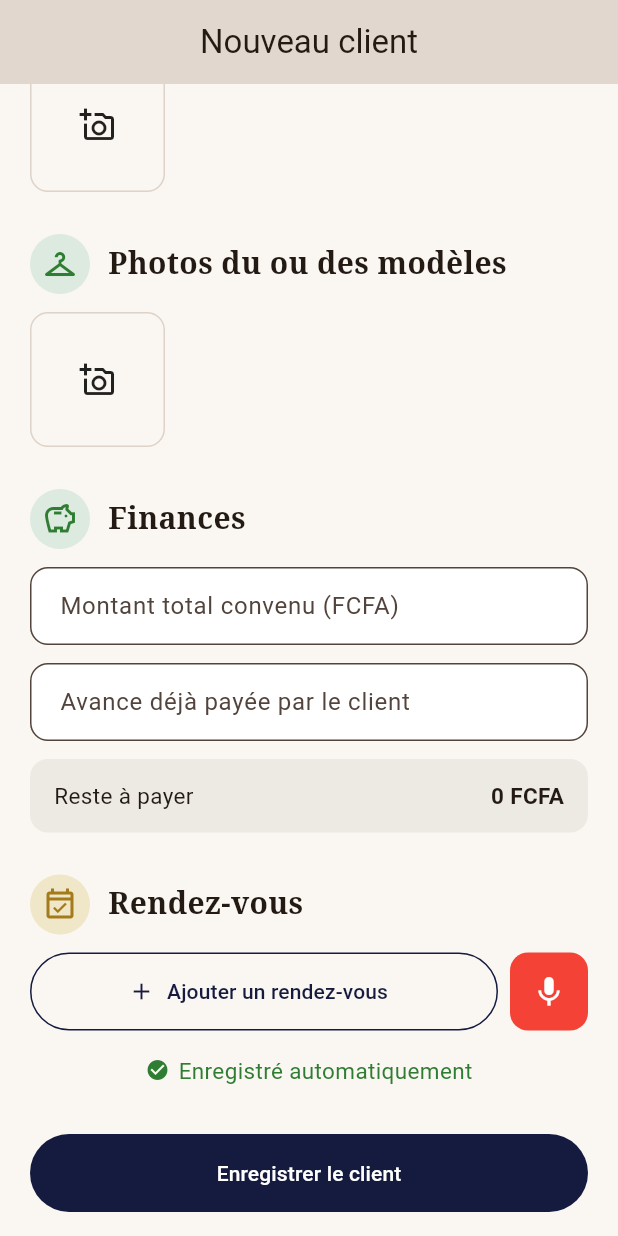
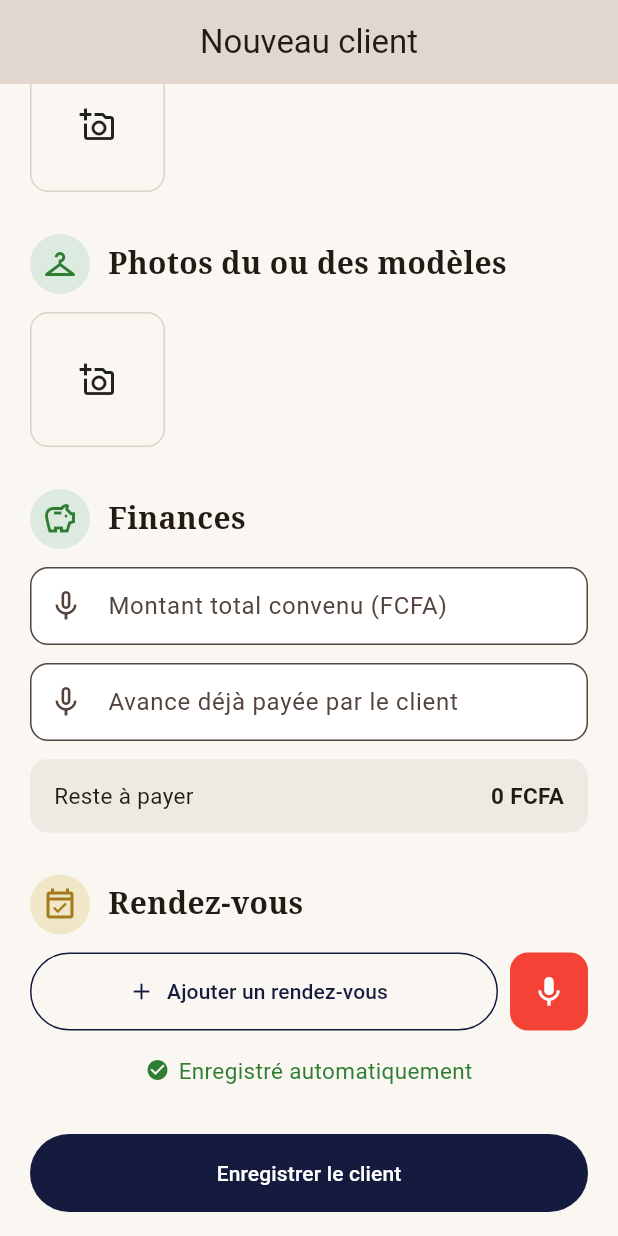
Before and after one commit to ouattaradanou-debug/forevercare-ai, a Flutter app: the EcranNouveauClient screen opened by its route, scrolled down 556 dp, after a tap on the "mic none" icon, on a phone screen of 412 x 824 dp. Run offline on Flutter 3.47's test engine with Material 3 defaults, Android fonts, the phone set to English and light mode, and no system bars; our stand-ins replace audioplayers, connectivity_plus, drift, flutter_image_compress, flutter_local_notifications, flutter_riverpod and 12 more; missing offline and left inert: record; accounts and stored records are empty; generated files the repository leaves out were written again.

Commit message:
feat(atelier_plus): dictée vocale pour Montant total et Avance
Même mécanisme que Nom/Téléphone : icône micro devant chaque champ,
chiffres uniquement conservés. "Reste à payer" se met à jour et
l'enregistrement automatique des finances se déclenche aussi en fin de
dictée (pas seulement à la saisie manuelle).

```diff
--- a/atelier_plus/lib/features/clients/presentation/ecran_nouveau_client.dart
+++ b/atelier_plus/lib/features/clients/presentation/ecran_nouveau_client.dart
@@ -125,6 +125,11 @@ class _EcranNouveauClientState extends ConsumerState<EcranNouveauClient> {
         }
         controleur.text = texte;
         controleur.selection = TextSelection.collapsed(offset: controleur.text.length);
+        // Nécessaire pour les champs Finances : "Reste à payer" lit
+        // directement les contrôleurs dans build() et ne se rafraîchit
+        // sinon pas lors d'une mise à jour par dictée (contrairement à la
+        // saisie manuelle, qui passe par onChanged).
+        if (mounted) setState(() {});
       },
     );
   }
@@ -142,6 +147,7 @@ class _EcranNouveauClientState extends ConsumerState<EcranNouveauClient> {
           final champTermine = _champEnDictee;
           setState(() => _champEnDictee = null);
           if (champTermine == 'rendezvous') _traiterDicteeRendezVous();
+          if (champTermine == 'montant' || champTermine == 'avance') _enregistrerFinances();
         }
       },
       onError: (_) {
@@ -572,7 +578,18 @@ class _EcranNouveauClientState extends ConsumerState<EcranNouveauClient> {
                   TextField(
                     controller: _montantTotalCtrl,
                     keyboardType: const TextInputType.numberWithOptions(decimal: true),
-                    decoration: const InputDecoration(labelText: 'Montant total convenu (FCFA)'),
+                    decoration: InputDecoration(
+                      labelText: 'Montant total convenu (FCFA)',
+                      prefixIcon: IconButton(
+                        icon: Icon(_champEnDictee == 'montant' ? Icons.mic : Icons.mic_none),
+                        color: _champEnDictee == 'montant' ? Colors.red : null,
+                        onPressed: () => _basculerDictee(
+                          'montant',
+                          _montantTotalCtrl,
+                          chiffresSeulement: true,
+                        ),
+                      ),
+                    ),
                     onChanged: (_) => setState(() {}),
                     onEditingComplete: _enregistrerFinances,
                   ),
@@ -580,8 +597,18 @@ class _EcranNouveauClientState extends ConsumerState<EcranNouveauClient> {
                   TextField(
                     controller: _avanceCtrl,
                     keyboardType: const TextInputType.numberWithOptions(decimal: true),
-                    decoration:
-                        const InputDecoration(labelText: 'Avance déjà payée par le client'),
+                    decoration: InputDecoration(
+                      labelText: 'Avance déjà payée par le client',
+                      prefixIcon: IconButton(
+                        icon: Icon(_champEnDictee == 'avance' ? Icons.mic : Icons.mic_none),
+                        color: _champEnDictee == 'avance' ? Colors.red : null,
+                        onPressed: () => _basculerDictee(
+                          'avance',
+                          _avanceCtrl,
+                          chiffresSeulement: true,
+                        ),
+                      ),
+                    ),
                     onChanged: (_) => setState(() {}),
                     onEditingComplete: _enregistrerFinances,
                   ),
```
